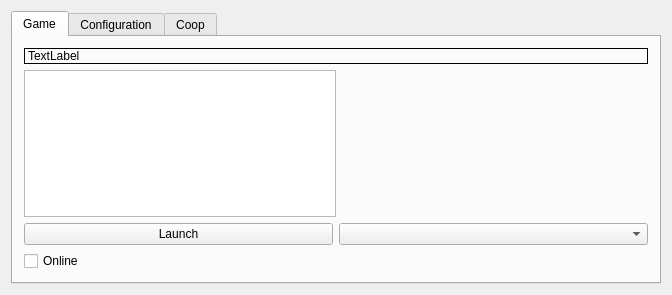
Above: src/launcher/mainwindow.ui from stohrendorf/CroftEngine before the change. Below: the same form after it.
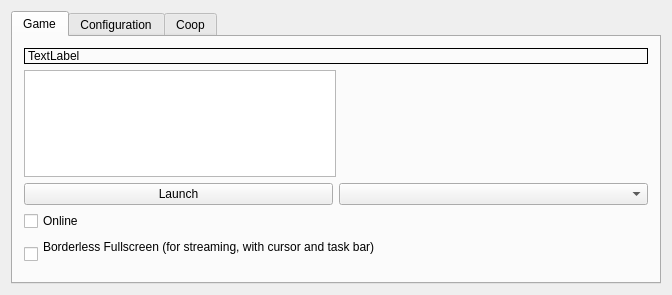
That is the form after the change.

Commit message: Add an option for fullscreen borderless mode without mouse capture

Diff of the .ui file:
```diff
--- a/src/launcher/mainwindow.ui
+++ b/src/launcher/mainwindow.ui
@@ -84,6 +84,14 @@
           </property>
          </widget>
         </item>
+                                <item>
+                                    <widget class="QCheckBox" name="cbBorderlessFullscreen">
+                                        <property name="text">
+                                            <string>Borderless Fullscreen (for streaming, with cursor and task bar)
+                                            </string>
+                                        </property>
+                                    </widget>
+                                </item>
        </layout>
       </widget>
       <widget class="QWidget" name="tabConfig">
```
Lines whose indentation alone changed are shown as unchanged. The commit also changes 12 other files.
